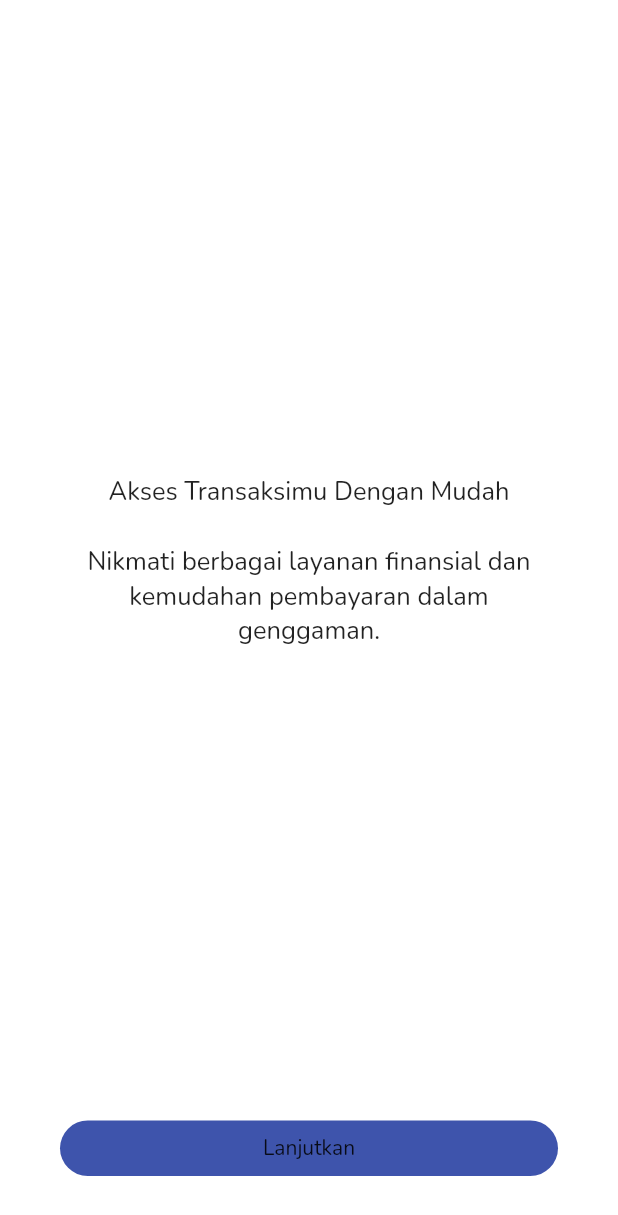
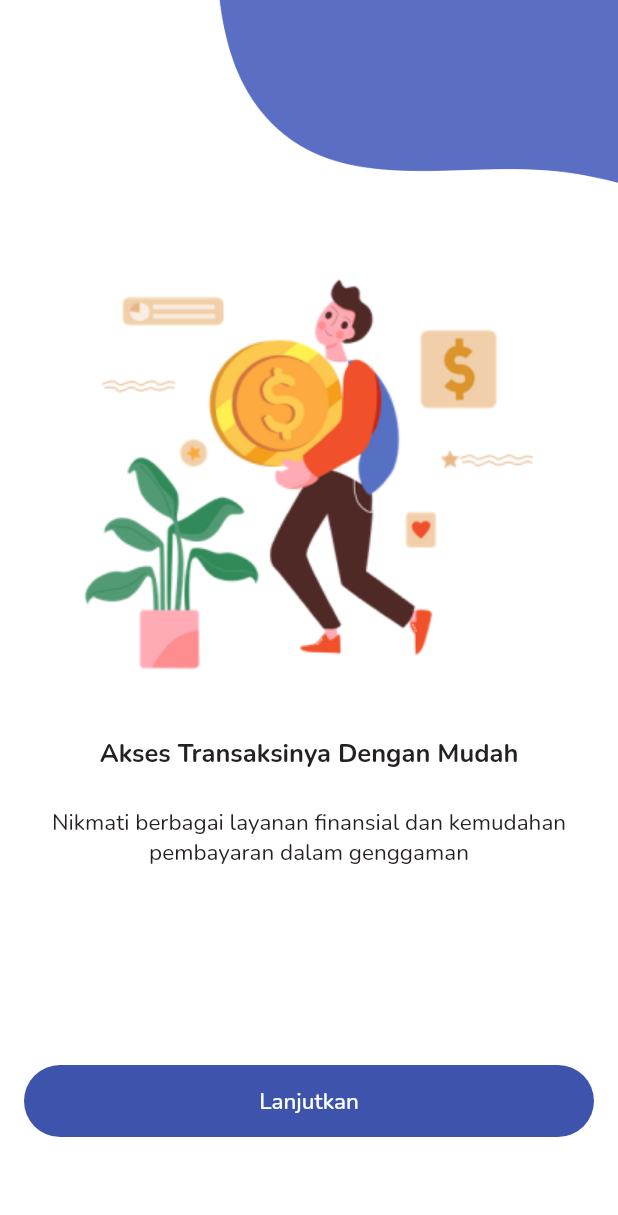
Before and after one commit to ntaulya/visipay, a Flutter app: the screen it shows after launch, on a phone screen of 412 x 824 dp. Shown: the top 1215 px of the screen. Run offline on Flutter 3.47's test engine with Material 2 defaults, Android fonts, the light colour scheme and no system bars; our stand-ins replace flutter_svg, google_fonts.

Commit message:
fix splash, onboarding

```diff
--- a/lib/main.dart
+++ b/lib/main.dart
@@ -1,5 +1,8 @@
 import 'package:flutter/material.dart';
+import 'package:visipay/core/theme/palette.dart';
+import 'package:visipay/core/theme/textSize.dart';
 import 'package:visipay/router.dart';
+import 'package:google_fonts/google_fonts.dart';
 
 void main() {
   runApp(MyApp());
--- a/lib/pages/onBoarding.dart
+++ b/lib/pages/onBoarding.dart
@@ -1,6 +1,7 @@
 import 'package:flutter/material.dart';
 import 'package:flutter_svg/flutter_svg.dart';
 import 'package:google_fonts/google_fonts.dart';
+import 'package:visipay/core/theme/palette.dart';
 import 'package:visipay/core/theme/textSize.dart';
 import 'package:visipay/widgets/SvgIcon.dart';
 import 'package:visipay/widgets/button.dart';
@@ -10,60 +11,60 @@ class OnBoarding extends StatelessWidget {
 
   @override
   Widget build(BuildContext context) {
-    return Scaffold(
-      // appBar: AppBar(),
-      backgroundColor: Colors.white,
-      body: Stack(
+    return MaterialApp(
+      debugShowCheckedModeBanner: false,
+      home: SafeArea(
+        child: Scaffold(
+          body: Container(
+            decoration: const BoxDecoration(image: DecorationImage(
+              image: AssetImage("assets/img/Wallpaper1.png"),
+              fit: BoxFit.cover,
+              ),
+              ),
+            padding: const EdgeInsets.symmetric(horizontal: 16),
+            child: Column(
+            crossAxisAlignment: CrossAxisAlignment.center,
+            children: [
+              const SizedBox(height: 181,),
+              Image.asset("assets/img/On Boarding Hero.png",width: 328,height: 270,),
+                const SizedBox(height: 40,),
+                Text("Akses Transaksinya Dengan Mudah",
+                textAlign: TextAlign.start,
+                style: GoogleFonts.nunito(
+                  textStyle: Nunito_17px, fontWeight: FontWeight.bold, color: Text1),),
+                const SizedBox(height: 24,),
+                Text("Nikmati berbagai layanan finansial dan kemudahan pembayaran dalam genggaman",
+                textAlign: TextAlign.center,
+                style: GoogleFonts.nunito(
+                  textStyle: Nunito_15px, fontWeight: FontWeight.normal, color: Text1
+                ),),
+                SizedBox(height: 132,),
+                   Container(
+                      width: 380,
+                      height: 48,
+                      child: TextButton(
+                        style: TextButton.styleFrom(
+                          shape: RoundedRectangleBorder(
+                            borderRadius: BorderRadius.circular(100)
+                          ),
+                          backgroundColor: Primary50,
 
-        children: [
-          //vector up
-          // Transform.translate(
-          //   offset: Offset(MediaQuery.of(context).size.width*0.2, -80),
-          //   child: SvgPicture.asset(
-          //    'images/vector.svg',
-          //             ),
-          // ),
-          Padding(
-            padding: const EdgeInsets.all(42.0),
-            child: Column(
-              mainAxisAlignment: MainAxisAlignment.center,
-              children: <Widget>[
+                        ),
+                        onPressed: () {
+                          Navigator.of(context).pushNamed('/login');
 
-
-                // Image.asset('images/on-boarding-hero.png'),
-
-                SizedBox(height: 41),
-
-                Text(
-                  'Akses Transaksimu Dengan Mudah',
-                  style:
-                      GoogleFonts.nunito(
-                        textStyle: Nunito_17px,
-                        fontWeight: FontWeight.normal
+                        },
+                        child: Text("Lanjutkan",
+                        style: GoogleFonts.nunito(
+                          textStyle: Nunito_15px, fontWeight: FontWeight.w500, color: Colors.white
+                        ),),
                       ),
-                ),
-
-                SizedBox(height: 24),
-
-                Text(
-                  'Nikmati berbagai layanan finansial dan kemudahan pembayaran dalam genggaman.',
-                  style: GoogleFonts.nunito(
-                    textStyle: Nunito_17px,
-                    fontWeight: FontWeight.normal
-                  ),
-                  textAlign: TextAlign.center,
-                ),
-              ],
-            ),
+                    )
+            ],
+              ),
           ),
-        ],
+        ),
       ),
-      bottomNavigationBar: Padding(
-        padding: const EdgeInsets.all(40.0),
-        child: Button("Lanjutkan", onTap: () {
-          Navigator.of(context).pushNamed('/login');
-        },)
-      )
     );
   }
 }
--- a/lib/pages/splashScreen.dart
+++ b/lib/pages/splashScreen.dart
@@ -18,7 +18,7 @@ class _SplashScreenState extends State<SplashScreen> {
     // TODO: implement initState
     super.initState();
     Timer(Duration(seconds: 3), () {
-      Navigator.of(context).pushNamed('/onboarding');
+      Navigator.of(context).pushReplacementNamed('/onboarding');
     });
   }
 
@@ -31,24 +31,12 @@ class _SplashScreenState extends State<SplashScreen> {
         width: MediaQuery.of(context).size.width,
         height: MediaQuery.of(context).size.height,
         child: Column(
-          mainAxisAlignment: MainAxisAlignment.center,
-          children: <Widget>[
-            // SvgIcon.asset(
-            //   'icons/tabler_pig-money.svg',
-            //   size: 100,
-            // ),
-
-            SizedBox(height: 10),
-
-            Text(
-              'VisiPay',
-              style: GoogleFonts.nunito(
-                textStyle: Nunito_17px,
-                fontWeight: FontWeight.normal
-              ),
-            ),
-          ],
-        ),
+            children: [
+              const SizedBox(height: 308,),
+              Image.asset("assets/icon/Logo_VisiPay.png",width: 150,height: 150,),
+              Text("VisiPay", style: GoogleFonts.nunito(textStyle: Nunito_25px,fontWeight: FontWeight.w700,color: Colors.white )),
+            ],
+          ),
       ),
     );
   }
```
Also changed, not shown: lib/router.dart (line endings or trailing spaces).
